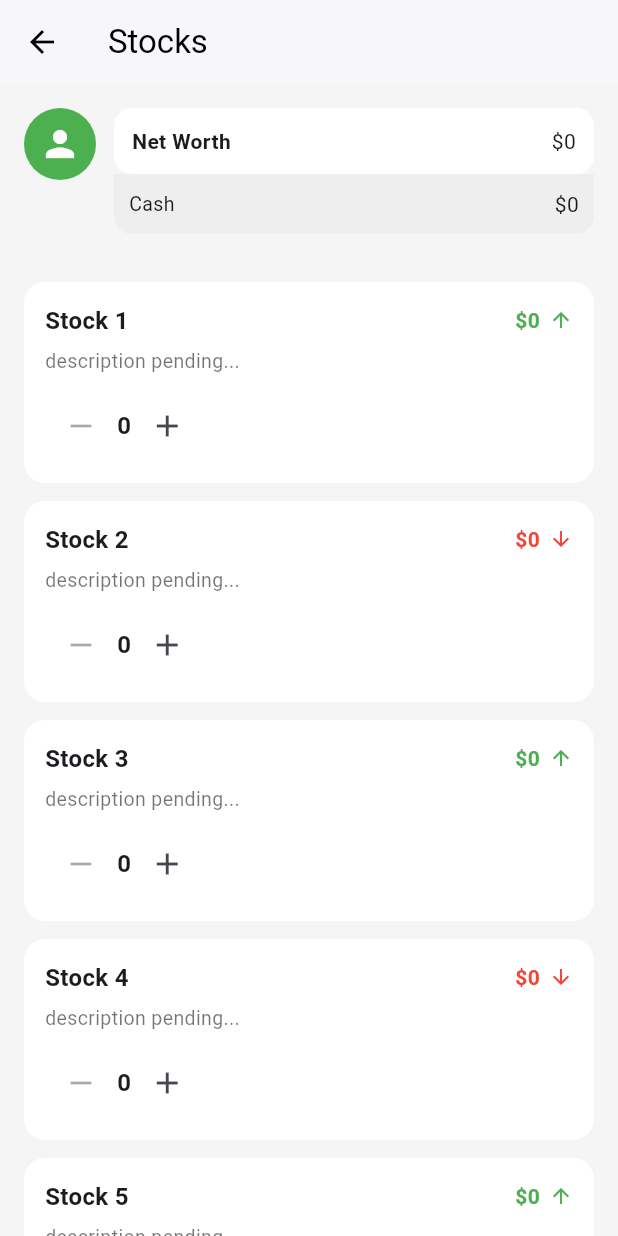
After one commit to jasminSlootweg/bit_scams, a Flutter app: the HomePage screen opened directly, after a tap on "Stocks", on a phone screen of 412 x 824 dp. The commit adds this screen. Run offline on Flutter 3.47's test engine with Material 3 defaults, Android fonts, the light colour scheme and no system bars.

Commit message:
Created home page, inbox page, and stocks page

```diff
--- /dev/null
+++ b/lib/app_state.dart
@@ -0,0 +1 @@
+bool hasUnreadInboxMail = true;
--- /dev/null
+++ b/lib/home.dart
@@ -0,0 +1,174 @@
+import 'package:flutter/material.dart';
+import 'app_state.dart';
+import 'inbox.dart';
+import 'stocks.dart';
+import 'widgets/top_section.dart';
+
+
+class HomePage extends StatelessWidget {
+  const HomePage({super.key});
+
+  @override
+  Widget build(BuildContext context) {
+    return Scaffold(
+      backgroundColor: Colors.grey[100],
+      body: SafeArea(
+        child: Column(
+          children: [
+            // ---------- TOP SECTION ----------
+            const TopSection(),
+            const SizedBox(height: 20),
+
+            // ---------- MAIN GRID ----------
+            Expanded(
+              child: Padding(
+                padding: const EdgeInsets.symmetric(horizontal: 16),
+                child: GridView.count(
+                  crossAxisCount: 2,
+                  crossAxisSpacing: 16,
+                  mainAxisSpacing: 16,
+                  children: [
+                    FeatureTile(
+                      icon: Icons.inbox,
+                      label: 'Inbox',
+                      onTap: () {
+                        Navigator.push(
+                          context,
+                          MaterialPageRoute(
+                            builder: (_) => const InboxPage(),
+                          ),
+                        );
+                      },
+                    ),
+                    FeatureTile(  // <- removed const here
+                      icon: Icons.show_chart,
+                      label: 'Stocks',
+                      onTap: () {
+                        Navigator.push(
+                          context,
+                          MaterialPageRoute(
+                            builder: (_) => const StocksPage(),
+                          ),
+                        );
+                      },
+                    ),
+                    const FeatureTile(
+                      icon: Icons.account_balance_wallet,
+                      label: 'Budgeting',
+                    ),
+                    const FeatureTile(
+                      icon: Icons.pie_chart,
+                      label: 'Portfolio',
+                    ),
+                  ],
+                ),
+              ),
+            ),
+
+            // ---------- BOTTOM NAV ----------
+            Container(
+              padding: const EdgeInsets.symmetric(horizontal: 16, vertical: 12),
+              decoration: const BoxDecoration(
+                color: Colors.white,
+                boxShadow: [
+                  BoxShadow(
+                    blurRadius: 6,
+                    color: Colors.black12,
+                  ),
+                ],
+              ),
+              child: Row(
+                mainAxisAlignment: MainAxisAlignment.spaceBetween,
+                children: [
+                  IconButton(
+                    icon: const Icon(Icons.settings),
+                    onPressed: () {},
+                  ),
+                  const Text(
+                    'January',
+                    style: TextStyle(
+                      fontSize: 16,
+                      fontWeight: FontWeight.bold,
+                    ),
+                  ),
+                  IconButton(
+                    icon: const Icon(Icons.arrow_forward),
+                    onPressed: () {},
+                  ),
+                ],
+              ),
+            ),
+          ],
+        ),
+      ),
+    );
+  }
+}
+
+// ---------- GRID TILE WIDGET ----------
+class FeatureTile extends StatelessWidget {
+  final IconData icon;
+  final String label;
+  final VoidCallback? onTap;
+
+  const FeatureTile({
+    super.key,
+    required this.icon,
+    required this.label,
+    this.onTap,
+  });
+
+  @override
+  Widget build(BuildContext context) {
+    final bool showUnread =
+        label == 'Inbox' && hasUnreadInboxMail;
+
+    return Container(
+      decoration: BoxDecoration(
+        color: Colors.white,
+        borderRadius: BorderRadius.circular(16),
+      ),
+      child: InkWell(
+        borderRadius: BorderRadius.circular(16),
+        onTap: onTap,
+        child: Column(
+          children: [
+            const Spacer(),
+
+            Stack(
+              children: [
+                Icon(
+                  icon,
+                  size: 36,
+                  color: Colors.green,
+                ),
+                if (showUnread)
+                  Positioned(
+                    right: 0,
+                    top: 0,
+                    child: Container(
+                      width: 10,
+                      height: 10,
+                      decoration: const BoxDecoration(
+                        color: Colors.red,
+                        shape: BoxShape.circle,
+                      ),
+                    ),
+                  ),
+              ],
+            ),
+
+            const SizedBox(height: 10),
+
+            Text(
+              label,
+              style: const TextStyle(fontWeight: FontWeight.w600),
+            ),
+
+            const Spacer(),
+          ],
+        ),
+      ),
+    );
+  }
+}
--- /dev/null
+++ b/lib/stocks.dart
@@ -0,0 +1,167 @@
+import 'package:flutter/material.dart';
+import 'widgets/top_section.dart'; // <-- reusable top section
+
+enum RiskLevel { low, medium, high }
+
+class Stock {
+  final String name;
+  final RiskLevel risk;
+  int owned;
+  double price;
+  bool goingUp;
+
+  Stock({
+    required this.name,
+    required this.risk,
+    this.owned = 0,
+    this.price = 0,
+    this.goingUp = true,
+  });
+}
+
+class StocksPage extends StatefulWidget {
+  const StocksPage({super.key});
+
+  @override
+  State<StocksPage> createState() => _StocksPageState();
+}
+
+class _StocksPageState extends State<StocksPage> {
+  late List<Stock> stocks;
+
+  @override
+  void initState() {
+    super.initState();
+
+    stocks = List.generate(21, (index) {
+      return Stock(
+        name: 'Stock ${index + 1}',
+        risk: RiskLevel.values[index % 3], // hidden risk
+        goingUp: index % 2 == 0, // alternate up/down for now
+      );
+    });
+  }
+
+  @override
+  Widget build(BuildContext context) {
+    return Scaffold(
+      backgroundColor: Colors.grey[100],
+      appBar: AppBar(
+        title: const Text('Stocks'),
+        backgroundColor: Colors.white,
+        foregroundColor: Colors.black,
+        elevation: 1,
+      ),
+      body: Column(
+        children: [
+          const TopSection(), // <-- Profile + Net Worth + Cash
+
+          Expanded(
+            child: ListView.builder(
+              padding: const EdgeInsets.all(16),
+              itemCount: stocks.length,
+              itemBuilder: (context, index) {
+                final stock = stocks[index];
+
+                return Container(
+                  margin: const EdgeInsets.only(bottom: 12),
+                  padding: const EdgeInsets.all(14),
+                  decoration: BoxDecoration(
+                    color: Colors.white,
+                    borderRadius: BorderRadius.circular(14),
+                  ),
+                  child: Column(
+                    crossAxisAlignment: CrossAxisAlignment.start,
+                    children: [
+                      // ---------- TOP ROW ----------
+                      Row(
+                        mainAxisAlignment: MainAxisAlignment.spaceBetween,
+                        children: [
+                          Text(
+                            stock.name,
+                            style: const TextStyle(
+                              fontSize: 16,
+                              fontWeight: FontWeight.bold,
+                            ),
+                          ),
+
+                          Row(
+                            children: [
+                              Text(
+                                '\$${stock.price.toStringAsFixed(0)}',
+                                style: TextStyle(
+                                  fontWeight: FontWeight.bold,
+                                  color: stock.goingUp
+                                      ? Colors.green
+                                      : Colors.red,
+                                ),
+                              ),
+                              const SizedBox(width: 6),
+                              Icon(
+                                stock.goingUp
+                                    ? Icons.arrow_upward
+                                    : Icons.arrow_downward,
+                                size: 16,
+                                color: stock.goingUp
+                                    ? Colors.green
+                                    : Colors.red,
+                              ),
+                            ],
+                          ),
+                        ],
+                      ),
+
+                      const SizedBox(height: 6),
+
+                      // ---------- DESCRIPTION ----------
+                      const Text(
+                        'description pending...',
+                        style: TextStyle(
+                          fontSize: 13,
+                          color: Colors.black54,
+                        ),
+                      ),
+
+                      const SizedBox(height: 10),
+
+                      // ---------- BUY / SELL ----------
+                      Row(
+                        children: [
+                          IconButton(
+                            icon: const Icon(Icons.remove),
+                            onPressed: stock.owned > 0
+                                ? () {
+                                    setState(() {
+                                      stock.owned--;
+                                    });
+                                  }
+                                : null,
+                          ),
+                          Text(
+                            stock.owned.toString(),
+                            style: const TextStyle(
+                              fontSize: 16,
+                              fontWeight: FontWeight.bold,
+                            ),
+                          ),
+                          IconButton(
+                            icon: const Icon(Icons.add),
+                            onPressed: () {
+                              setState(() {
+                                stock.owned++;
+                              });
+                            },
+                          ),
+                        ],
+                      ),
+                    ],
+                  ),
+                );
+              },
+            ),
+          ),
+        ],
+      ),
+    );
+  }
+}
--- /dev/null
+++ b/lib/widgets/top_section.dart
@@ -0,0 +1,72 @@
+import 'package:flutter/material.dart';
+
+class TopSection extends StatelessWidget {
+  const TopSection({super.key});
+
+  @override
+  Widget build(BuildContext context) {
+    return Padding(
+      padding: const EdgeInsets.all(16.0),
+      child: Row(
+        crossAxisAlignment: CrossAxisAlignment.start,
+        children: [
+          CircleAvatar(
+            radius: 24,
+            backgroundColor: Colors.green,
+            child: const Icon(
+              Icons.person,
+              color: Colors.white,
+              size: 28,
+            ),
+          ),
+          const SizedBox(width: 12),
+          Expanded(
+            child: Column(
+              children: [
+                Container(
+                  width: double.infinity,
+                  padding: const EdgeInsets.all(12),
+                  decoration: BoxDecoration(
+                    color: Colors.white,
+                    borderRadius: BorderRadius.circular(12),
+                  ),
+                  child: const Row(
+                    mainAxisAlignment: MainAxisAlignment.spaceBetween,
+                    children: [
+                      Text(
+                        'Net Worth',
+                        style: TextStyle(fontWeight: FontWeight.bold),
+                      ),
+                      Text('\$0'),
+                    ],
+                  ),
+                ),
+                Container(
+                  width: double.infinity,
+                  padding: const EdgeInsets.all(10),
+                  decoration: BoxDecoration(
+                    color: Colors.grey[200],
+                    borderRadius: const BorderRadius.only(
+                      bottomLeft: Radius.circular(12),
+                      bottomRight: Radius.circular(12),
+                    ),
+                  ),
+                  child: const Row(
+                    mainAxisAlignment: MainAxisAlignment.spaceBetween,
+                    children: [
+                      Text(
+                        'Cash',
+                        style: TextStyle(fontSize: 13),
+                      ),
+                      Text('\$0'),
+                    ],
+                  ),
+                ),
+              ],
+            ),
+          ),
+        ],
+      ),
+    );
+  }
+}
```
Also changed, not shown: lib/inbox.dart (added, +130 -0 lines), lib/main.dart (+30 -93 lines), lib/news.dart (added).
